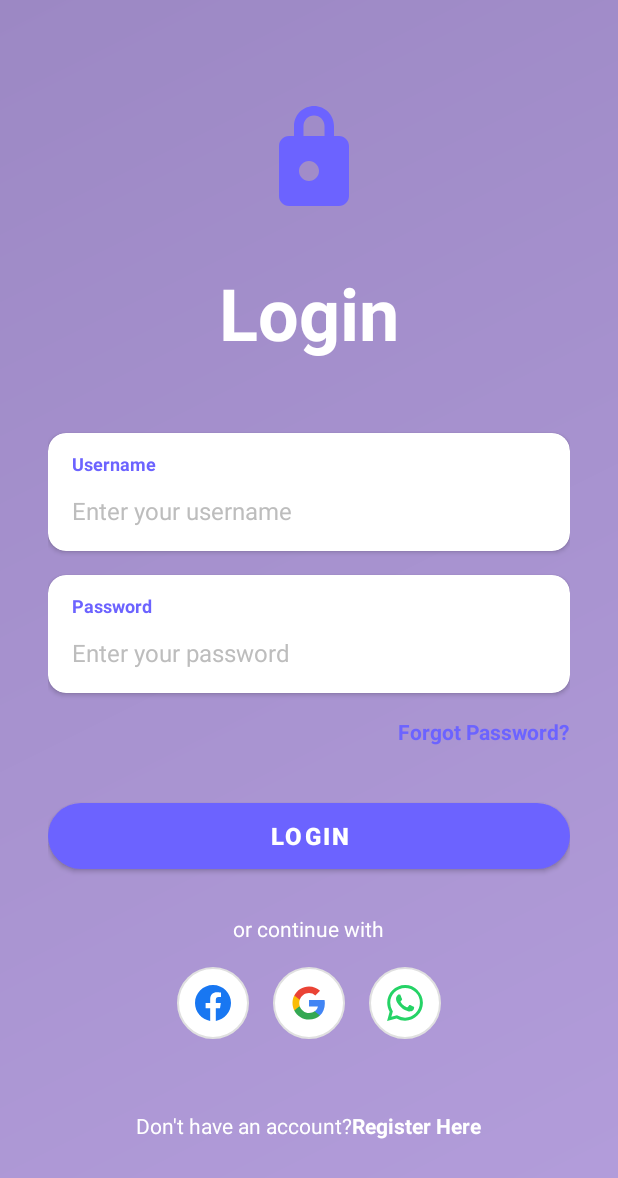
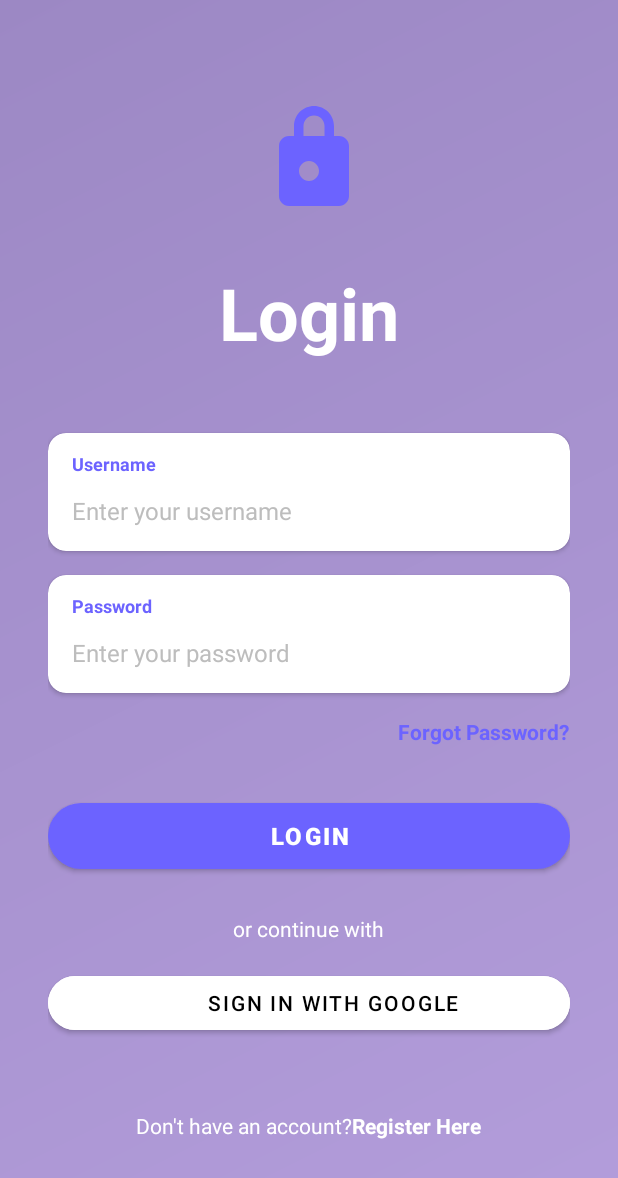
Before and after one commit to BunquinTheodore/MobileComputing_FinalProject, an Android app built with Jetpack Compose: the screen it shows after launch (MainActivity), on a phone screen of 412 x 824 dp. Shown: the top 1178 px of the screen. Run offline under Robolectric (Android 15) with nearby library versions, the phone set to English and light mode, and no system bars; our stand-ins replace Firebase (no records; nobody signed in at launch, a user with empty details on screens opened directly).

Commit message:
Add Google sign-in button UI and related auth wiring

```diff
--- a/app/src/main/java/com/example/vibecoders_finalprojectmobilecomputing/MainActivity.kt
+++ b/app/src/main/java/com/example/vibecoders_finalprojectmobilecomputing/MainActivity.kt
@@ -67,7 +67,7 @@ class MainActivity : AppCompatActivity() {
         }
 
         // Google sign in button
-        findViewById<android.widget.ImageButton>(R.id.btnGoogle).setOnClickListener {
+        findViewById<com.google.android.material.button.MaterialButton>(R.id.btnGoogleSignIn).setOnClickListener {
             signInWithGoogle()
         }
 
--- a/app/src/main/res/layout/activity_main.xml
+++ b/app/src/main/res/layout/activity_main.xml
@@ -148,40 +148,20 @@
         android:textColor="#FFFFFF"
         android:textSize="14sp" />
 
-    <!-- Social Media Buttons -->
-    <LinearLayout
-        android:layout_width="wrap_content"
-        android:layout_height="wrap_content"
+    <!-- Google Sign-In Button -->
+    <com.google.android.material.button.MaterialButton
+        android:id="@+id/btnGoogleSignIn"
+        android:layout_width="match_parent"
+        android:layout_height="48dp"
         android:layout_marginBottom="24dp"
-        android:orientation="horizontal">
-
-        <ImageButton
-            android:id="@+id/btnFacebook"
-            android:layout_width="48dp"
-            android:layout_height="48dp"
-            android:layout_marginEnd="16dp"
-            android:background="@drawable/social_button_background"
-            android:src="@drawable/ic_facebook"
-            android:contentDescription="Facebook login" />
-
-        <ImageButton
-            android:id="@+id/btnGoogle"
-            android:layout_width="48dp"
-            android:layout_height="48dp"
-            android:layout_marginEnd="16dp"
-            android:background="@drawable/social_button_background"
-            android:src="@drawable/ic_google"
-            android:contentDescription="Google login" />
-
-        <ImageButton
-            android:id="@+id/btnWhatsApp"
-            android:layout_width="48dp"
-            android:layout_height="48dp"
-            android:background="@drawable/social_button_background"
-            android:src="@drawable/ic_whatsapp"
-            android:contentDescription="WhatsApp login" />
-
-    </LinearLayout>
+        android:text="@string/sign_in_with_google"
+        android:textSize="14sp"
+        android:textColor="#000000"
+        android:backgroundTint="@android:color/white"
+        app:cornerRadius="24dp"
+        app:icon="@drawable/ic_google"
+        app:iconGravity="textStart"
+        app:iconPadding="8dp" />
 
     <!-- Sign Up Link -->
     <LinearLayout
--- a/app/src/main/res/values/strings.xml
+++ b/app/src/main/res/values/strings.xml
@@ -11,6 +11,7 @@
     <string name="password">Password</string>
     <string name="enter_your_password">Enter your password</string>
     <string name="login">Login</string>
+    <string name="sign_in_with_google">Sign in with Google</string>
     <string name="or_continue_with">or continue with</string>
     <string name="register_here">Register Here</string>
     <string name="create_account">Create Account</string>
```
